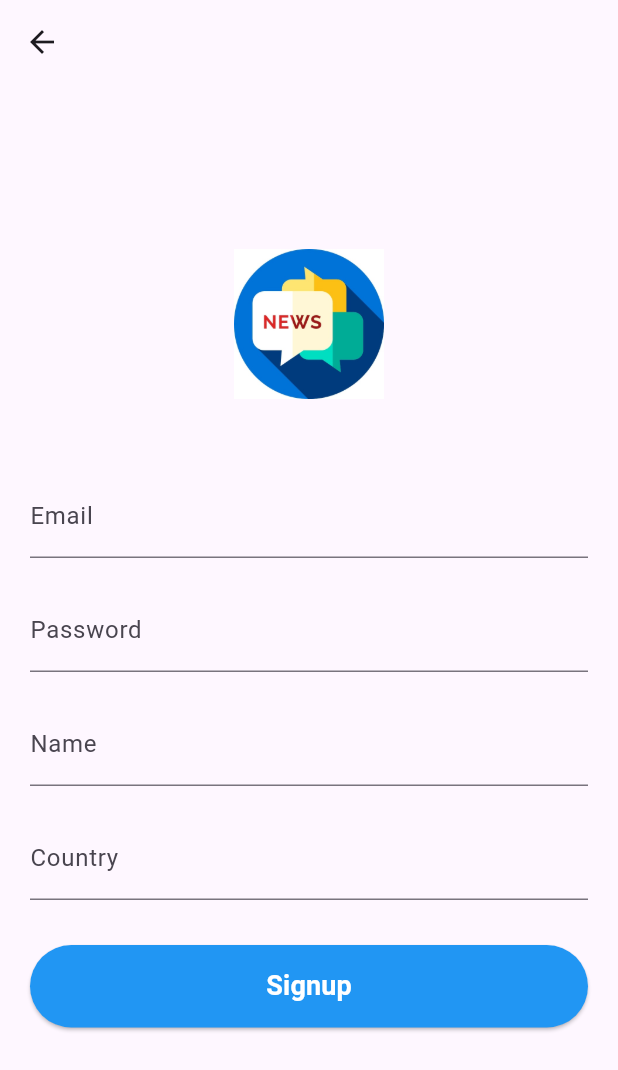
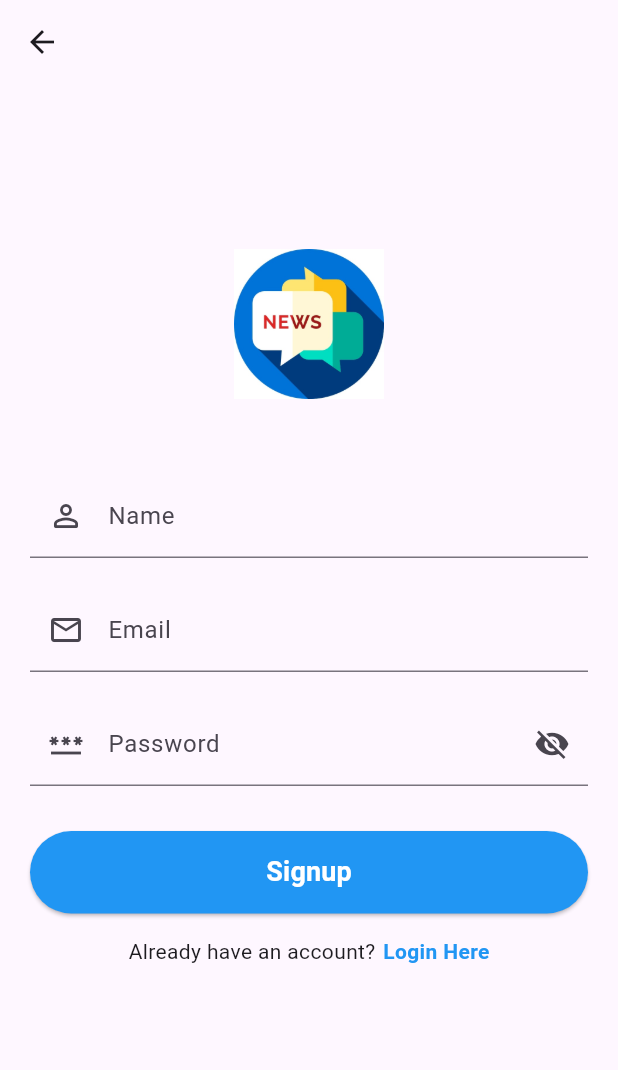
Before and after one commit to ashish32A/NewsHub-App, a Flutter app: the screen it shows after launch, after a tap on "Login", after a tap on "SignUp Here", on a phone screen of 412 x 824 dp. Shown: the top 1070 px of the screen. Run offline on Flutter 3.47's test engine with Material 3 defaults, Android fonts, the phone set to English and light mode, and no system bars; our stand-ins replace cached_network_image, cloud_firestore, firebase_auth, fluttertoast, get, webview_flutter; accounts and stored records are empty.

Commit message:
second commit

```diff
--- a/lib/Controller/SignUp_Controller.dart
+++ b/lib/Controller/SignUp_Controller.dart
@@ -14,8 +14,8 @@ class SignupController {
       {required context,
       required String email,
       required String password,
-      required String name,
-      required int number}) async {
+      required String name
+      }) async {
     try {
       await FirebaseAuth.instance
           .createUserWithEmailAndPassword(email: email, password: password);
@@ -23,7 +23,6 @@ class SignupController {
       var db = FirebaseFirestore.instance;
       Map<String, dynamic> data = {
         "name": name,
-        "mumber": number,
         "email": email,
         "id": userId.toString()
       };
--- a/lib/Pages/LoginScreen.dart
+++ b/lib/Pages/LoginScreen.dart
@@ -1,8 +1,6 @@
 import 'package:flutter/material.dart';
 import 'package:flutter/widgets.dart';
-import 'package:get/get.dart';
 import 'package:newshub/Controller/homePageCntrl.dart';
-import '../Controller/Login_Controller.dart';
 import 'SigupScreen.dart';
 
 class LoginScreen extends StatefulWidget {
@@ -17,6 +15,7 @@ class _LoginScreenState extends State<LoginScreen> {
   TextEditingController emailInput = TextEditingController();
   TextEditingController passwordInput = TextEditingController();
   bool isloading = false;
+  bool obsecureText = true;
 
   @override
   Widget build(BuildContext context) {
@@ -45,7 +44,9 @@ class _LoginScreenState extends State<LoginScreen> {
                             return "Email is Required ";
                           }
                         },
-                        decoration: const InputDecoration(label: Text("Email")),
+                        decoration: const InputDecoration(
+                            label: Text("Email"),
+                            prefixIcon: const Icon(Icons.email_outlined)),
                       ),
                       const SizedBox(height: 20),
                       TextFormField(
@@ -56,9 +57,21 @@ class _LoginScreenState extends State<LoginScreen> {
                             return "Password is Required ";
                           }
                         },
-                        obscureText: true,
-                        decoration:
-                            const InputDecoration(label: Text("Password")),
+                        obscureText: obsecureText,
+                        decoration: InputDecoration(
+                          label: const Text("Password"),
+                          prefixIcon: const Icon(Icons.password_outlined),
+                          suffixIcon: IconButton(
+                            icon: Icon(obsecureText
+                                ? Icons.visibility_off
+                                : Icons.visibility),
+                            onPressed: () {
+                              setState(() {
+                                obsecureText = !obsecureText;
+                              });
+                            },
+                          ),
+                        ),
                       ),
                       const SizedBox(height: 30),
                       Row(
--- a/lib/Pages/SigupScreen.dart
+++ b/lib/Pages/SigupScreen.dart
@@ -1,5 +1,6 @@
 import 'package:flutter/material.dart';
 import 'package:flutter/widgets.dart';
+import 'package:newshub/Pages/LoginScreen.dart';
 import '../Controller/SignUp_Controller.dart';
 
 class SignupScreen extends StatefulWidget {
@@ -16,6 +17,7 @@ class _SignupScreenState extends State<SignupScreen> {
   TextEditingController nameInput = TextEditingController();
   TextEditingController mobileNoInput = TextEditingController();
   bool isloading = false;
+  bool obsecureText = true;
 
   @override
   Widget build(BuildContext context) {
@@ -39,13 +41,28 @@ class _SignupScreenState extends State<SignupScreen> {
                       const SizedBox(height: 50),
                       TextFormField(
                         autovalidateMode: AutovalidateMode.onUserInteraction,
+                        controller: nameInput,
+                        validator: (value) {
+                          if (value == null || value.isEmpty) {
+                            return "Name is Required ";
+                          }
+                        },
+                        decoration: const InputDecoration(
+                            label: Text("Name"),
+                            prefixIcon: Icon(Icons.person_outline_rounded)),
+                      ),
+                      const SizedBox(height: 20),
+                      TextFormField(
+                        autovalidateMode: AutovalidateMode.onUserInteraction,
                         controller: emailInput,
                         validator: (value) {
                           if (value == null || value.isEmpty) {
                             return "Email is Required ";
                           }
                         },
-                        decoration: const InputDecoration(label: Text("Email")),
+                        decoration: const InputDecoration(
+                            label: Text("Email"),
+                            prefixIcon: Icon(Icons.email_outlined)),
                       ),
                       const SizedBox(height: 20),
                       TextFormField(
@@ -56,32 +73,21 @@ class _SignupScreenState extends State<SignupScreen> {
                             return "Password is Required ";
                           }
                         },
-                        obscureText: true,
-                        decoration:
-                            const InputDecoration(label: Text("Password")),
-                      ),
-                      const SizedBox(height: 20),
-                      TextFormField(
-                        autovalidateMode: AutovalidateMode.onUserInteraction,
-                        controller: nameInput,
-                        validator: (value) {
-                          if (value == null || value.isEmpty) {
-                            return "Name is Required ";
-                          }
-                        },
-                        decoration: const InputDecoration(label: Text("Name")),
-                      ),
-                      const SizedBox(height: 20),
-                      TextFormField(
-                        autovalidateMode: AutovalidateMode.onUserInteraction,
-                        controller: mobileNoInput,
-                        validator: (value) {
-                          if (value == null || value.isEmpty) {
-                            return "Country is Required ";
-                          }
-                        },
-                        decoration:
-                            const InputDecoration(label: Text("Country")),
+                        obscureText: obsecureText,
+                        decoration: InputDecoration(
+                          label: const Text("Password"),
+                          prefixIcon: const Icon(Icons.password_outlined),
+                          suffixIcon: IconButton(
+                            icon: Icon(obsecureText
+                                ? Icons.visibility_off
+                                : Icons.visibility),
+                            onPressed: () {
+                              setState(() {
+                                obsecureText = !obsecureText;
+                              });
+                            },
+                          ),
+                        ),
                       ),
                       const SizedBox(height: 30),
                       Row(
@@ -97,14 +103,14 @@ class _SignupScreenState extends State<SignupScreen> {
                                   if (userform.currentState!.validate()) {
                                     isloading = true;
                                     setState(() {});
-                                    await SignupController.createAccount(
-                                        context: context,
-                                        email: emailInput.text,
-                                        password: passwordInput.text,
-                                        name: nameInput.text,
-                                        number: int.parse(mobileNoInput.text));
-                                    isloading = false;
-                                    setState(() {});
+                                    // await SignupController.createAccount(
+                                    //     context: context,
+                                    //     email: emailInput.text,
+                                    //     password: passwordInput.text,
+                                    //     name: nameInput.text
+                                    //    );
+                                    // isloading = false;
+                                    // setState(() {});
                                   }
                                 },
                                 child: isloading
@@ -116,6 +122,28 @@ class _SignupScreenState extends State<SignupScreen> {
                                             fontWeight: FontWeight.bold),
                                       )),
                           ),
+                        ],
+                      ),
+                      const SizedBox(height: 15),
+                      Row(
+                        mainAxisAlignment: MainAxisAlignment.center,
+                        children: [
+                          const Text("Already have an account?"),
+                          const SizedBox(width: 5),
+                          InkWell(
+                            onTap: () {
+                              Navigator.push(context,
+                                  MaterialPageRoute(builder: (context) {
+                                return const LoginScreen();
+                              }));
+                            },
+                            child: const Text(
+                              "Login Here",
+                              style: TextStyle(
+                                  color: Colors.blue,
+                                  fontWeight: FontWeight.bold),
+                            ),
+                          )
                         ],
                       )
                     ],
```
